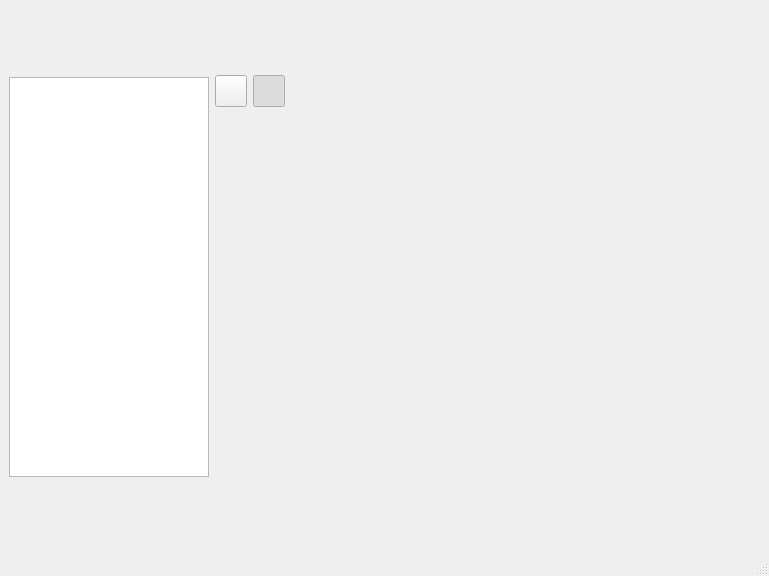
CRLG/LABOTBOX, file PluginModules/SensorView/ihm_SensorView.ui: the form before one commit.
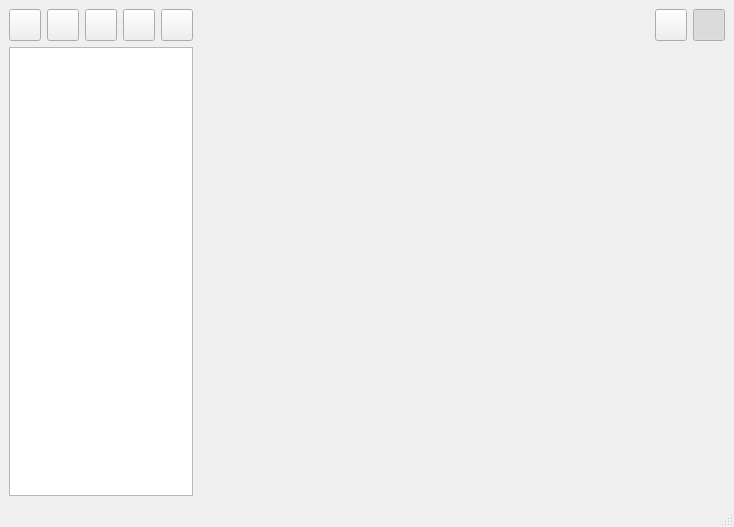
The form after the commit. Icons and pictures are not drawn. Custom widgets are drawn as their Qt base class.

Commit message: Filtres dans le plugin SensorView et amélioration des zoom dans le plugin DataGrph

```diff
--- a/PluginModules/SensorView/ihm_SensorView.ui
+++ b/PluginModules/SensorView/ihm_SensorView.ui
@@ -6,8 +6,8 @@
    <rect>
     <x>0</x>
     <y>0</y>
-    <width>769</width>
-    <height>576</height>
+    <width>734</width>
+    <height>527</height>
    </rect>
   </property>
   <property name="windowTitle">
@@ -15,23 +15,165 @@
   </property>
   <widget class="QWidget" name="centralwidget">
    <layout class="QGridLayout" name="gridLayout">
-    <item row="0" column="0" rowspan="2">
-     <widget class="SensorsActuatorsList" name="listWidget">
+    <item row="0" column="0">
+     <widget class="QPushButton" name="pb_filtering_nothing">
       <property name="minimumSize">
        <size>
-        <width>100</width>
-        <height>20</height>
+        <width>32</width>
+        <height>32</height>
        </size>
       </property>
       <property name="maximumSize">
        <size>
-        <width>200</width>
-        <height>400</height>
+        <width>32</width>
+        <height>32</height>
        </size>
       </property>
+      <property name="toolTip">
+       <string>&lt;html&gt;&lt;head/&gt;&lt;body&gt;&lt;p&gt;Tous les signaux.&lt;/p&gt;&lt;/body&gt;&lt;/html&gt;</string>
+      </property>
+      <property name="text">
+       <string/>
+      </property>
+      <property name="icon">
+       <iconset resource="../../icons.qrc">
+        <normaloff>:/icons/remove_all.png</normaloff>:/icons/remove_all.png</iconset>
+      </property>
+      <property name="checkable">
+       <bool>false</bool>
+      </property>
      </widget>
     </item>
     <item row="0" column="1">
+     <widget class="QPushButton" name="pb_filtering_tor">
+      <property name="minimumSize">
+       <size>
+        <width>32</width>
+        <height>32</height>
+       </size>
+      </property>
+      <property name="maximumSize">
+       <size>
+        <width>32</width>
+        <height>32</height>
+       </size>
+      </property>
+      <property name="toolTip">
+       <string>&lt;html&gt;&lt;head/&gt;&lt;body&gt;&lt;p&gt;Signal TOR.&lt;/p&gt;&lt;/body&gt;&lt;/html&gt;</string>
+      </property>
+      <property name="text">
+       <string/>
+      </property>
+      <property name="icon">
+       <iconset resource="../../icons.qrc">
+        <normaloff>:/icons/mime_sensor_tor.png</normaloff>:/icons/mime_sensor_tor.png</iconset>
+      </property>
+      <property name="checkable">
+       <bool>true</bool>
+      </property>
+     </widget>
+    </item>
+    <item row="0" column="2">
+     <widget class="QPushButton" name="pb_filtering_ana">
+      <property name="minimumSize">
+       <size>
+        <width>32</width>
+        <height>32</height>
+       </size>
+      </property>
+      <property name="maximumSize">
+       <size>
+        <width>32</width>
+        <height>32</height>
+       </size>
+      </property>
+      <property name="toolTip">
+       <string>&lt;html&gt;&lt;head/&gt;&lt;body&gt;&lt;p&gt;Signal Analogique.&lt;/p&gt;&lt;/body&gt;&lt;/html&gt;</string>
+      </property>
+      <property name="text">
+       <string/>
+      </property>
+      <property name="icon">
+       <iconset resource="../../icons.qrc">
+        <normaloff>:/icons/mime_sensor_ana.png</normaloff>:/icons/mime_sensor_ana.png</iconset>
+      </property>
+      <property name="checkable">
+       <bool>true</bool>
+      </property>
+     </widget>
+    </item>
+    <item row="0" column="3">
+     <widget class="QPushButton" name="pb_filtering_computed">
+      <property name="minimumSize">
+       <size>
+        <width>32</width>
+        <height>32</height>
+       </size>
+      </property>
+      <property name="maximumSize">
+       <size>
+        <width>32</width>
+        <height>32</height>
+       </size>
+      </property>
+      <property name="toolTip">
+       <string>&lt;html&gt;&lt;head/&gt;&lt;body&gt;&lt;p&gt;Signal Calculé.&lt;/p&gt;&lt;/body&gt;&lt;/html&gt;</string>
+      </property>
+      <property name="text">
+       <string/>
+      </property>
+      <property name="icon">
+       <iconset resource="../../icons.qrc">
+        <normaloff>:/icons/mime_computed_signal.png</normaloff>:/icons/mime_computed_signal.png</iconset>
+      </property>
+      <property name="checkable">
+       <bool>true</bool>
+      </property>
+     </widget>
+    </item>
+    <item row="0" column="4">
+     <widget class="QPushButton" name="pb_filtering_actuator">
+      <property name="minimumSize">
+       <size>
+        <width>32</width>
+        <height>32</height>
+       </size>
+      </property>
+      <property name="maximumSize">
+       <size>
+        <width>32</width>
+        <height>32</height>
+       </size>
+      </property>
+      <property name="toolTip">
+       <string>&lt;html&gt;&lt;head/&gt;&lt;body&gt;&lt;p&gt;Signal Calculé.&lt;/p&gt;&lt;/body&gt;&lt;/html&gt;</string>
+      </property>
+      <property name="text">
+       <string/>
+      </property>
+      <property name="icon">
+       <iconset resource="../../icons.qrc">
+        <normaloff>:/icons/mime_actuator.png</normaloff>:/icons/mime_actuator.png</iconset>
+      </property>
+      <property name="checkable">
+       <bool>true</bool>
+      </property>
+     </widget>
+    </item>
+    <item row="0" column="5" colspan="2">
+     <spacer name="horizontalSpacer_2">
+      <property name="orientation">
+       <enum>Qt::Horizontal</enum>
+      </property>
+      <property name="sizeHint" stdset="0">
+       <size>
+        <width>561</width>
+        <height>20</height>
+       </size>
+      </property>
+     </spacer>
+    </item>
+    <item row="0" column="7">
      <widget class="QPushButton" name="pb_play">
       <property name="minimumSize">
        <size>
@@ -57,7 +199,7 @@
       </property>
      </widget>
     </item>
-    <item row="0" column="2">
+    <item row="0" column="8">
      <widget class="QPushButton" name="pb_lockGUI">
       <property name="minimumSize">
        <size>
@@ -92,20 +234,23 @@
       </property>
      </widget>
     </item>
-    <item row="0" column="3">
-     <spacer name="horizontalSpacer">
-      <property name="orientation">
-       <enum>Qt::Horizontal</enum>
-      </property>
-      <property name="sizeHint" stdset="0">
+    <item row="1" column="0" rowspan="2" colspan="5">
+     <widget class="SensorsActuatorsList" name="listWidget">
+      <property name="minimumSize">
        <size>
-        <width>466</width>
+        <width>100</width>
         <height>20</height>
        </size>
       </property>
-     </spacer>
+      <property name="maximumSize">
+       <size>
+        <width>200</width>
+        <height>1600</height>
+       </size>
+      </property>
+     </widget>
     </item>
-    <item row="1" column="1" colspan="3">
+    <item row="1" column="5">
      <widget class="SensorsActuatorsPlace" name="viewWidget" native="true">
       <property name="minimumSize">
        <size>
@@ -121,6 +266,32 @@
       </property>
      </widget>
     </item>
+    <item row="1" column="6" colspan="3">
+     <spacer name="horizontalSpacer">
+      <property name="orientation">
+       <enum>Qt::Horizontal</enum>
+      </property>
+      <property name="sizeHint" stdset="0">
+       <size>
+        <width>217</width>
+        <height>20</height>
+       </size>
+      </property>
+     </spacer>
+    </item>
+    <item row="2" column="5">
+     <spacer name="verticalSpacer">
+      <property name="orientation">
+       <enum>Qt::Vertical</enum>
+      </property>
+      <property name="sizeHint" stdset="0">
+       <size>
+        <width>20</width>
+        <height>121</height>
+       </size>
+      </property>
+     </spacer>
+    </item>
    </layout>
   </widget>
   <widget class="QMenuBar" name="menubar">
```
Left out of the diff: 8 changed lines with no effect on the pictures. The commit also changes 6 other files.
